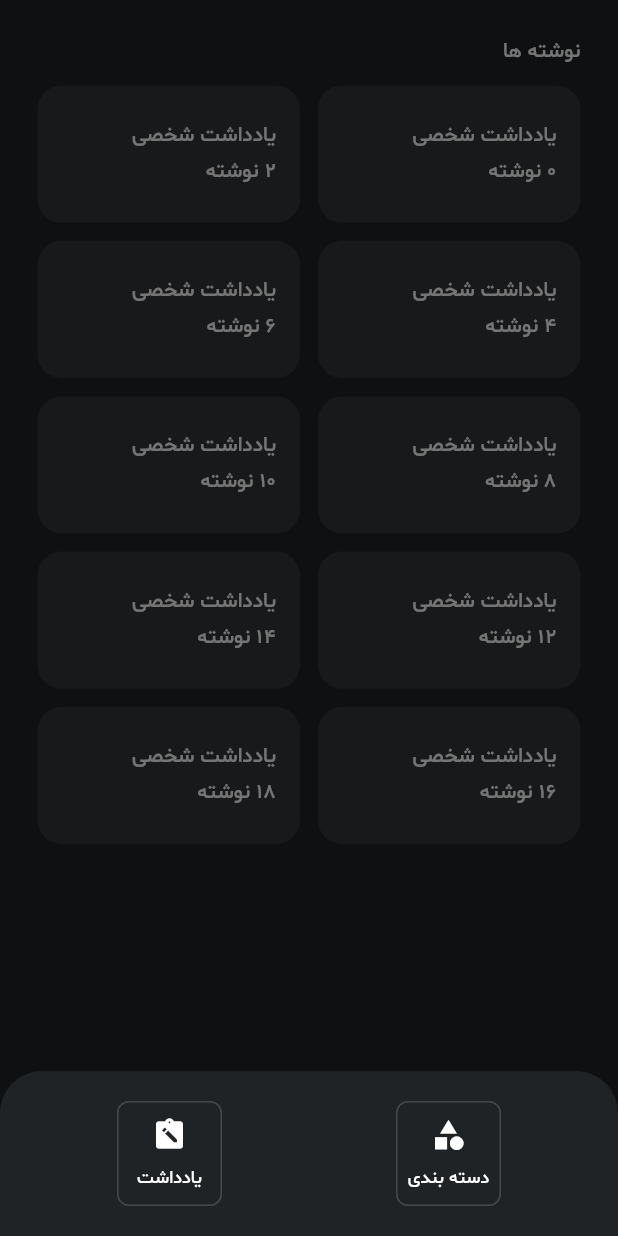
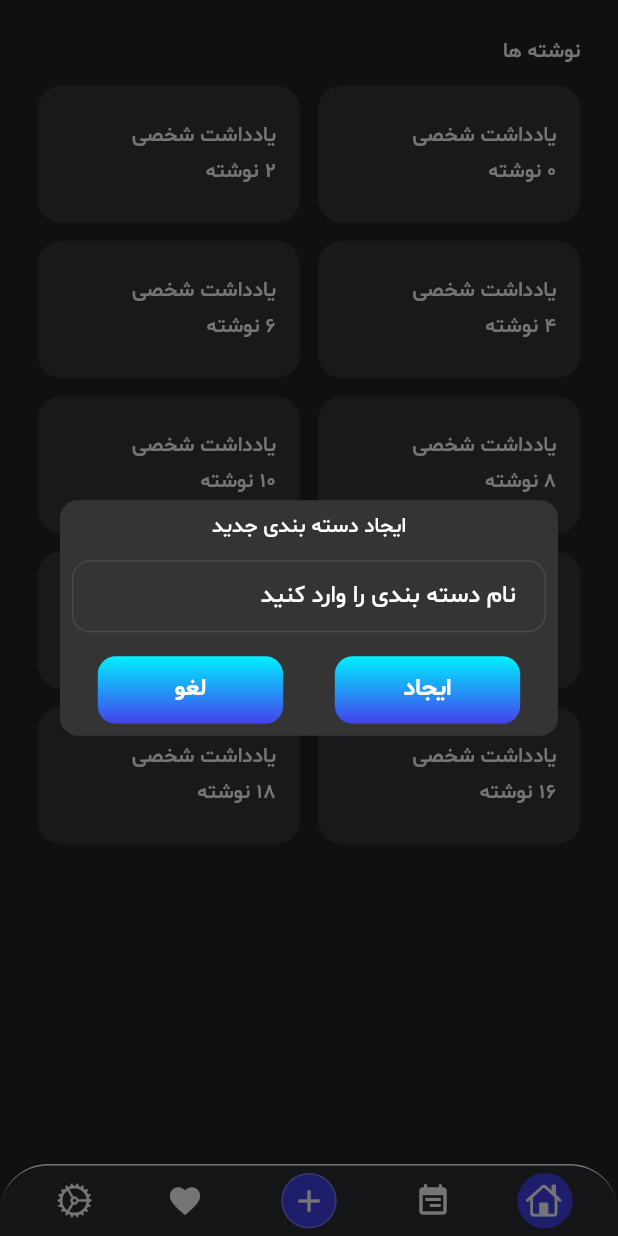
Before and after one commit to mohammad-dehghanifard/flutter_note_app, a Flutter app: the MainPage screen opened directly, item 3 of the bottom bar chosen, after a tap on "دسته بندی", on a phone screen of 412 x 824 dp. Run offline on Flutter 3.47's test engine with Material 3 defaults, Android fonts, the phone set to English and light mode, and no system bars; our stand-ins replace flutter_spinkit, get, hive, hive_flutter; accounts and stored records are empty; generated files the repository leaves out were written again.

Commit message:
impl AddCategoryDialog custom widget

```diff
--- a/lib/modules/main/widgets/add_bottomsheet_widget.dart
+++ b/lib/modules/main/widgets/add_bottomsheet_widget.dart
@@ -1,4 +1,5 @@
 import 'package:flutter/material.dart';
+import 'package:flutter_note_app/modules/main/widgets/add_category_dialog.dart';
 import 'package:get/get.dart';
 
 class AddBottomSheetWidget extends StatelessWidget {
@@ -12,7 +13,10 @@ class AddBottomSheetWidget extends StatelessWidget {
         mainAxisAlignment: MainAxisAlignment.spaceAround,
         children: [
             _AddItemButton(
-            onTap:() {},
+            onTap:() {
+              Get.back();
+              showDialog(context: context, builder: (context) => const AddCategoryDialog());
+            },
             icon: Icons.category,
             title: "دسته بندی",
           ),
--- /dev/null
+++ b/lib/modules/main/widgets/add_category_dialog.dart
@@ -0,0 +1,46 @@
+import 'package:flutter/material.dart';
+import 'package:flutter_note_app/core/widgets/button_widget.dart';
+import 'package:flutter_note_app/core/widgets/text_field_widget.dart';
+import 'package:get/get.dart';
+
+class AddCategoryDialog extends StatelessWidget {
+  const AddCategoryDialog({super.key});
+
+  @override
+  Widget build(BuildContext context) {
+    return  Dialog(
+      shape: RoundedRectangleBorder(
+          borderRadius: BorderRadius.circular(12)
+      ),
+      child:  Padding(
+        padding: const EdgeInsets.all(8.0),
+        child: SizedBox(
+          width: MediaQuery.sizeOf(context).width,
+          child:  Column(
+            mainAxisSize: MainAxisSize.min,
+            children: [
+              const Text("ایجاد دسته بندی جدید"),
+              const SizedBox(height: 12),
+              const TextFieldWidget(hint: "نام دسته بندی را وارد کنید"),
+              const SizedBox(height: 16),
+              Row(
+                mainAxisAlignment: MainAxisAlignment.spaceAround,
+                children: [
+                  ButtonWidget(
+                      width: MediaQuery.sizeOf(context).width * 0.3,
+                      text: "ایجاد",
+                      onTap: () {}),
+                  ButtonWidget(
+                      width: MediaQuery.sizeOf(context).width * 0.3,
+                      text: "لغو",
+                      onTap: () => Get.back()
+                  )
+                ],
+              )
+            ],
+          ),
+        ),
+      ),
+    );
+  }
+}
```
